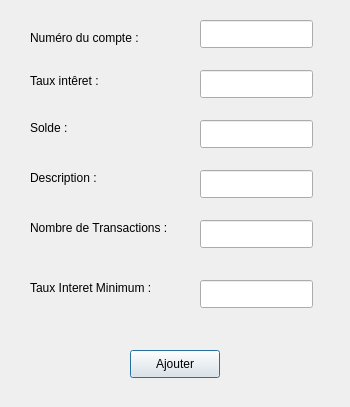
YanisLaribi/Gestion_Compte_Bancaire, file Tp3_Qt/AjoutCheque.ui: the form before one commit.
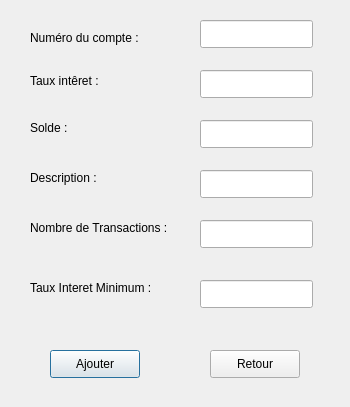
The form after the commit.

Commit message: Version Pofiné 1.0 (toutes les classes exception interface + implémentaion dans un .h qui est CompteException.h. Ajout de namespace bancaire. Ajout d'un bouton retour)

```diff
--- a/Tp3_Qt/AjoutCheque.ui
+++ b/Tp3_Qt/AjoutCheque.ui
@@ -16,7 +16,7 @@
   <widget class="QPushButton" name="pushButton">
    <property name="geometry">
     <rect>
-     <x>130</x>
+     <x>50</x>
      <y>350</y>
      <width>90</width>
      <height>28</height>
@@ -164,6 +164,19 @@
     </rect>
    </property>
   </widget>
+  <widget class="QPushButton" name="pushButton_2">
+   <property name="geometry">
+    <rect>
+     <x>210</x>
+     <y>350</y>
+     <width>90</width>
+     <height>28</height>
+    </rect>
+   </property>
+   <property name="text">
+    <string>Retour</string>
+   </property>
+  </widget>
  </widget>
  <resources/>
  <connections>
```
Left out of the diff: 17 changed lines with no effect on the pictures. The commit also changes 19 other files.
